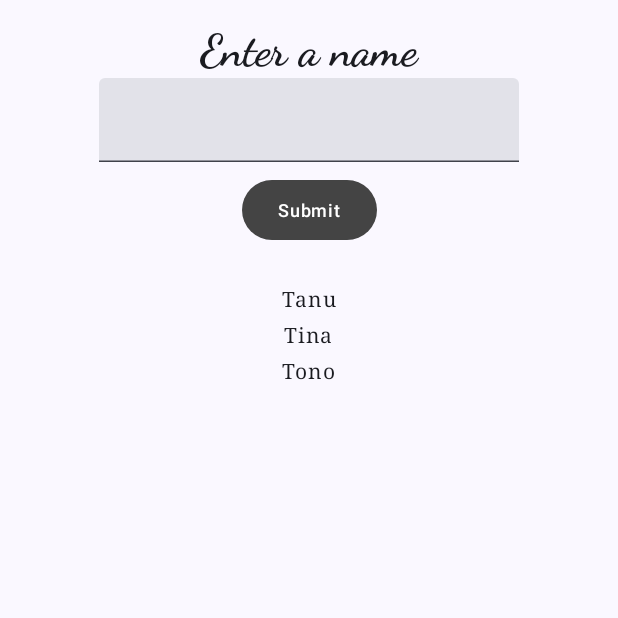
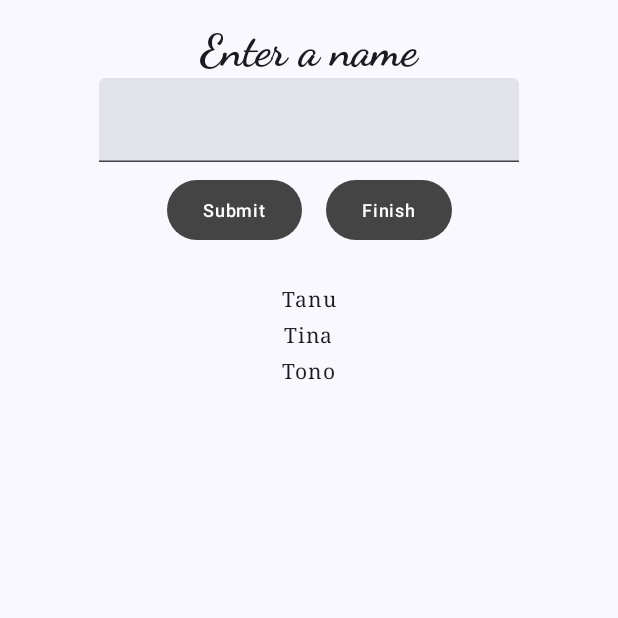
Before and after one commit to Jexxy1517/LAB_WEEK_09, an Android app built with Jetpack Compose: the screen it shows after launch (MainActivity), on a phone screen of 412 x 824 dp, the top half of it. Run offline under Robolectric (Android 15) with nearby library versions, the phone set to English and light mode, and no system bars.

Commit message:
commit part 4

```diff
--- a/app/build.gradle.kts
+++ b/app/build.gradle.kts
@@ -57,4 +57,6 @@ dependencies {
     androidTestImplementation(libs.androidx.compose.ui.test.junit4)
     debugImplementation(libs.androidx.compose.ui.tooling)
     debugImplementation(libs.androidx.compose.ui.test.manifest)
+    implementation("androidx.navigation:navigation-compose:2.7.4")
+    implementation("com.squareup.moshi:moshi-kotlin:1.15.1")
 }
--- a/app/src/main/java/com/example/lab_week_09/MainActivity.kt
+++ b/app/src/main/java/com/example/lab_week_09/MainActivity.kt
@@ -4,6 +4,7 @@ import android.os.Bundle
 import androidx.activity.ComponentActivity
 import androidx.activity.compose.setContent
 import androidx.compose.foundation.layout.Column
+import androidx.compose.foundation.layout.Row
 import androidx.compose.foundation.layout.fillMaxSize
 import androidx.compose.foundation.layout.padding
 import androidx.compose.foundation.lazy.LazyColumn
@@ -24,6 +25,12 @@ import androidx.compose.ui.Modifier
 import androidx.compose.ui.res.stringResource
 import androidx.compose.ui.text.input.KeyboardType
 import androidx.compose.ui.unit.dp
+import androidx.navigation.NavHostController
+import androidx.navigation.NavType
+import androidx.navigation.compose.NavHost
+import androidx.navigation.compose.composable
+import androidx.navigation.compose.rememberNavController
+import androidx.navigation.navArgument
 import com.example.lab_week_09.ui.theme.LAB_WEEK_09Theme
 import com.example.lab_week_09.ui.theme.OnBackgroundItemText
 import com.example.lab_week_09.ui.theme.OnBackgroundTitleText
@@ -38,7 +45,10 @@ class MainActivity : ComponentActivity() {
                     modifier = Modifier.fillMaxSize(),
                     color = MaterialTheme.colorScheme.background
                 ) {
-                    Home()
+                    val navController = rememberNavController()
+                    App(
+                        navController = navController
+                    )
                 }
             }
         }
@@ -46,7 +56,33 @@ class MainActivity : ComponentActivity() {
 }
 
 @Composable
-fun Home() {
+fun App(navController: NavHostController) {
+    NavHost(
+        navController = navController,
+        startDestination = "home"
+    ) {
+        composable("home") {
+            Home {
+                navController.navigate(
+                    "resultContent/?listData=$it"
+                )
+            }
+        }
+        composable(
+            "resultContent/?listData={listData}",
+            arguments = listOf(navArgument("listData") {
+                type = NavType.StringType
+            })
+        ) {
+            ResultContent(
+                it.arguments?.getString("listData").orEmpty()
+            )
+        }
+    }
+}
+
+@Composable
+fun Home(navigateFromHomeToResult: (String) -> Unit) {
     val listData = remember {
         mutableStateListOf(
             Student("Tanu"),
@@ -63,7 +99,8 @@ fun Home() {
         {
             listData.add(inputField)
             inputField = inputField.copy("")
-        }
+        },
+        { navigateFromHomeToResult(listData.toList().toString()) }
     )
 }
 
@@ -72,7 +109,8 @@ fun HomeContent(
     listData: SnapshotStateList<Student>,
     inputField: Student,
     onInputValueChange: (String) -> Unit,
-    onButtonClick: () -> Unit
+    onButtonClick: () -> Unit,
+    navigateFromHomeToResult: () -> Unit
 ) {
     LazyColumn {
         item {
@@ -96,12 +134,21 @@ fun HomeContent(
                         onInputValueChange(it)
                     }
                 )
+                Row {
                     PrimaryTextButton(
                         text = stringResource(
                             id = R.string.button_click
                         )
                     ) {
                         onButtonClick()
+                    }
+                    PrimaryTextButton(
+                        text = stringResource(
+                            id = R.string.button_navigate
+                        )
+                    ) {
+                        navigateFromHomeToResult()
+                    }
                 }
             }
         }
@@ -118,6 +165,18 @@ fun HomeContent(
     }
 }
 
+@Composable
+fun ResultContent(listData: String) {
+    Column(
+        modifier = Modifier
+            .padding(vertical = 4.dp)
+            .fillMaxSize(),
+        horizontalAlignment = Alignment.CenterHorizontally
+    ) {
+        OnBackgroundItemText(text = listData)
+    }
+}
+
 data class Student(
     var name: String
 )
```
Lines whose indentation alone changed are shown as unchanged.
